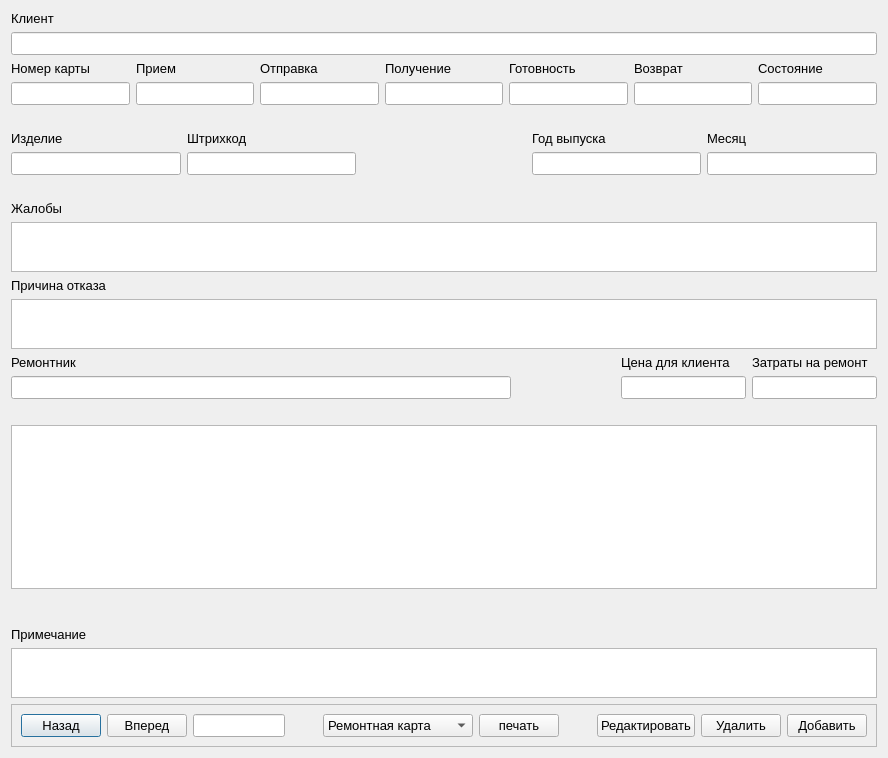
First picture: the form in mainform.ui, repository Flamio/RepairCards, before the edit.
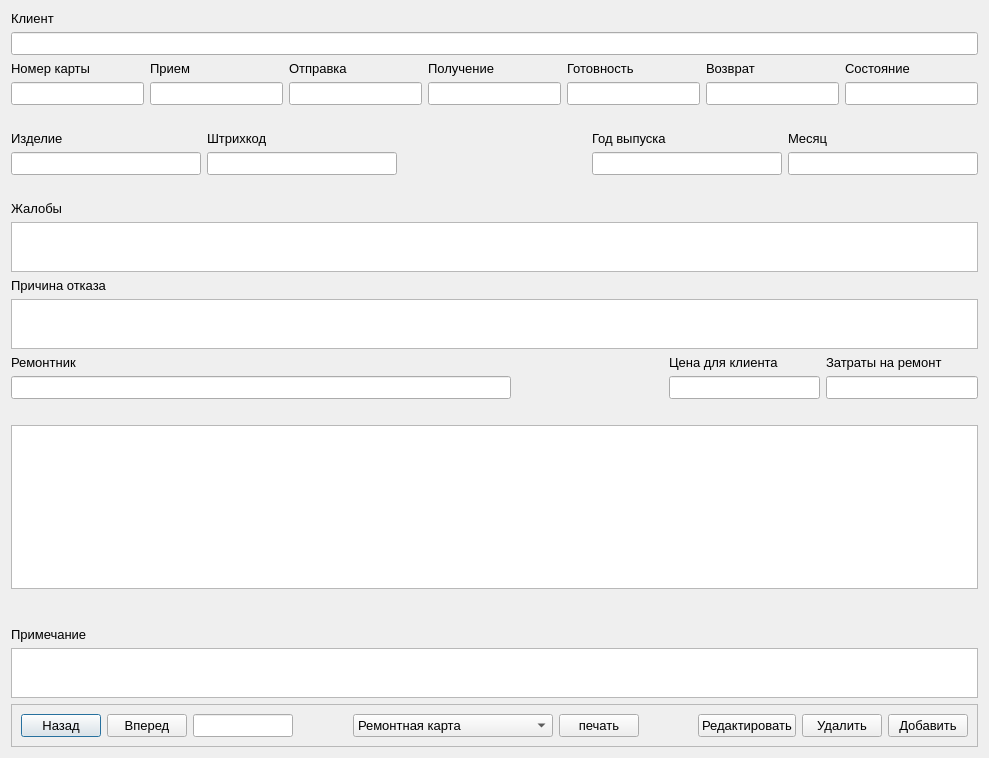
Second picture: the form after the edit.

Commit message: накладная форма

Patch:
```diff
--- a/mainform.ui
+++ b/mainform.ui
@@ -6,7 +6,7 @@
    <rect>
     <x>0</x>
     <y>0</y>
-    <width>888</width>
+    <width>989</width>
     <height>758</height>
    </rect>
   </property>
@@ -627,7 +627,7 @@
            <widget class="QComboBox" name="print">
             <property name="minimumSize">
              <size>
-              <width>150</width>
+              <width>200</width>
               <height>0</height>
              </size>
             </property>
@@ -636,6 +636,9 @@
               <pointsize>10</pointsize>
              </font>
             </property>
+            <property name="sizeAdjustPolicy">
+             <enum>QComboBox::AdjustToMinimumContentsLength</enum>
+            </property>
             <item>
              <property name="text">
               <string>Ремонтная карта</string>
```
The commit also changes 1 other file.
